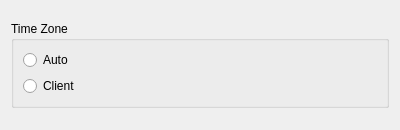
The window that vms/client/nx_vms_client_desktop/src/nx/vms/client/desktop/resource_properties/camera/widgets/wearable_camera_time_zone_widget.ui (networkoptix/nx_open) describes before a commit, drawn with Qt 5.
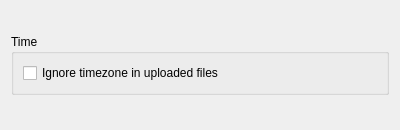
The same window after the commit.

Commit message:
VMS-17274: "Ignore time zone" UI updated
Branch: x/VMS-17274_ignore_time_zone_ui_update

Diff of the .ui file:
```diff
--- a/vms/client/nx_vms_client_desktop/src/nx/vms/client/desktop/resource_properties/camera/widgets/wearable_camera_time_zone_widget.ui
+++ b/vms/client/nx_vms_client_desktop/src/nx/vms/client/desktop/resource_properties/camera/widgets/wearable_camera_time_zone_widget.ui
@@ -23,13 +23,20 @@
       </sizepolicy>
      </property>
      <property name="title">
-      <string>Time Zone</string>
+      <string>Time</string>
      </property>
      <property name="flat">
       <bool>true</bool>
      </property>
-     <layout class="QGridLayout" name="gridLayout" columnstretch="0,0">
-      <item row="0" column="1" rowspan="2">
+     <layout class="QHBoxLayout" name="horizontalLayout">
+      <item>
+       <widget class="QCheckBox" name="ignoreTimeZoneCheckBox">
+        <property name="text">
+         <string>Ignore timezone in uploaded files</string>
+        </property>
+       </widget>
+      </item>
+      <item>
        <spacer name="horizontalSpacer">
         <property name="orientation">
          <enum>Qt::Horizontal</enum>
@@ -42,20 +49,6 @@
         </property>
        </spacer>
       </item>
-      <item row="0" column="0">
-       <widget class="QRadioButton" name="autoRadioButton">
-        <property name="text">
-         <string>Auto</string>
-        </property>
-       </widget>
-      </item>
-      <item row="1" column="0">
-       <widget class="QRadioButton" name="clientRadioButton">
-        <property name="text">
-         <string>Client</string>
-        </property>
-       </widget>
-      </item>
      </layout>
     </widget>
    </item>
```
The commit also changes 11 other files.
